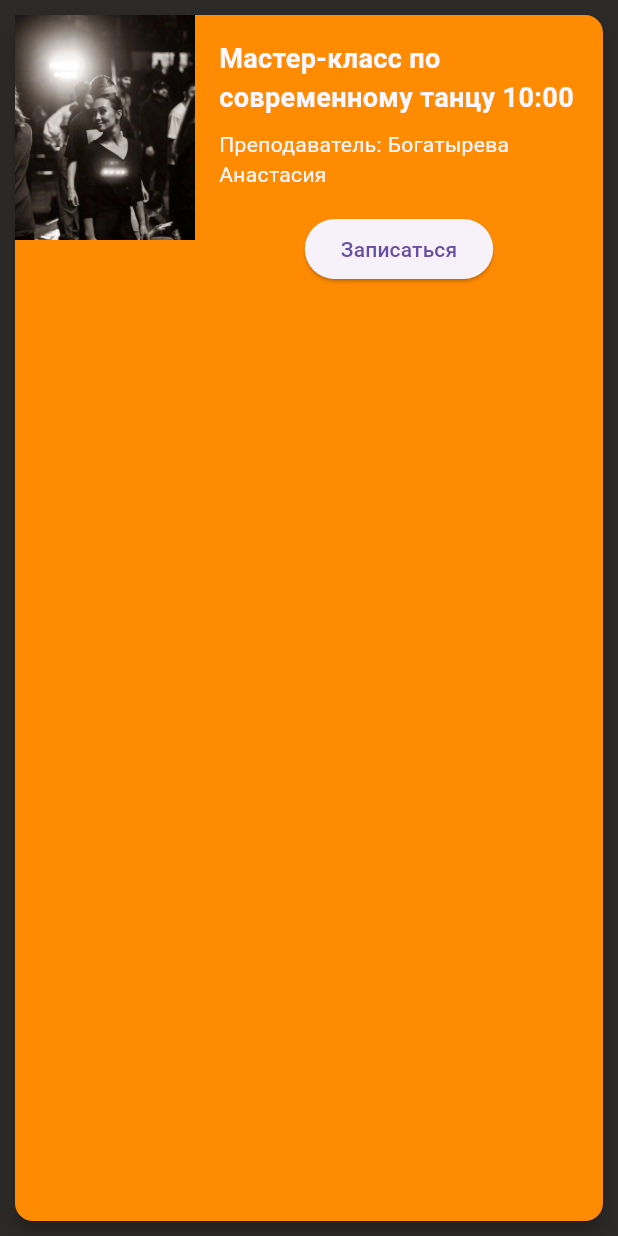
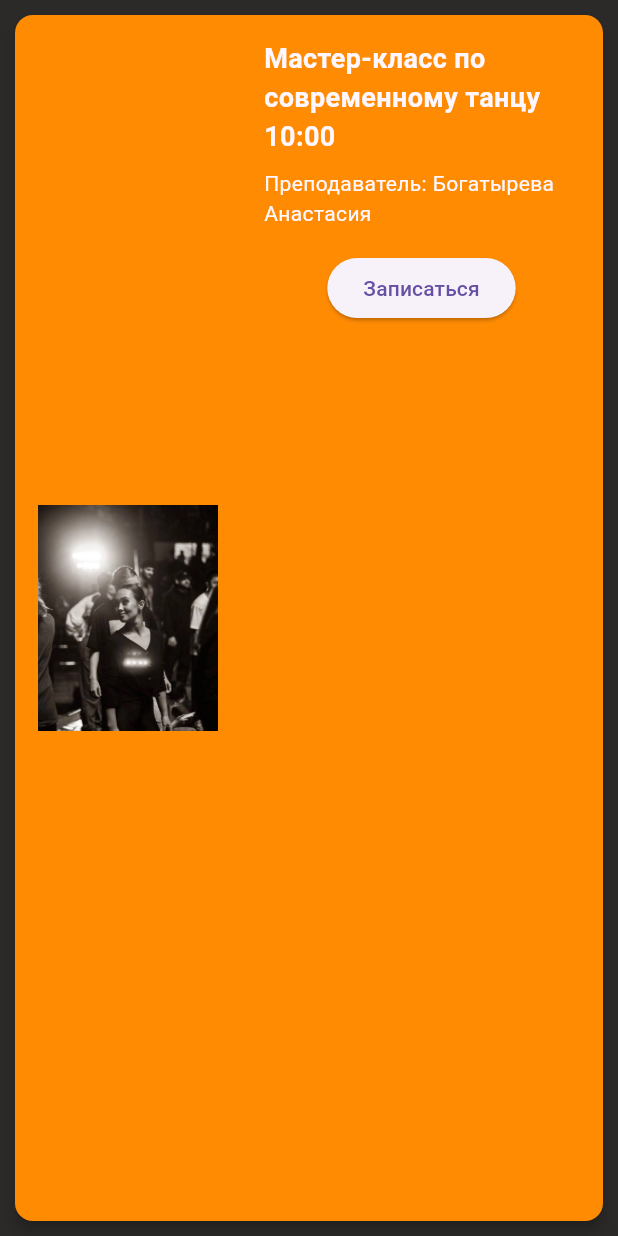
Before and after one commit to maffin1337/flutter_shein, a Flutter app: the MasterclassCard widget shown alone on an empty page, opened directly, on a phone screen of 412 x 824 dp. Run offline on Flutter 3.47's test engine with Material 3 defaults, Android fonts, the phone set to English and light mode, and no system bars.

Commit message:
Changed layout of the master-class screen

```diff
--- a/lib/masterclass_card.dart
+++ b/lib/masterclass_card.dart
@@ -12,7 +12,7 @@ class MasterclassesScreen extends StatelessWidget {
           imagePath: 'assets/dance_class.png', // Replace with the actual image path
           onSignUpPressed: () {
             // Add your sign-up logic or action here
-            print('Signed up for Flutter Masterclass');
+            print('Signed up for Dance Masterclass');
           },
         ),
         MasterclassCard(
@@ -21,7 +21,7 @@ class MasterclassesScreen extends StatelessWidget {
           imagePath: 'assets/music_class.png', // Replace with the actual image path
           onSignUpPressed: () {
             // Add your sign-up logic or action here
-            print('Signed up for Dart Masterclass');
+            print('Signed up for Music Masterclass');
           },
         ),
         // Add more MasterclassCard widgets as needed
@@ -47,13 +47,21 @@ class MasterclassCard extends StatelessWidget {
       child: Row(
         crossAxisAlignment: CrossAxisAlignment.start,
         children: [
-          Container(
-            width: 120.0,
-            height: 150.0,
-            child: Image.asset(
-              imagePath,
-              fit: BoxFit.cover,
-            ),
+          Column(
+            mainAxisAlignment: MainAxisAlignment.center,
+            mainAxisSize: MainAxisSize.max,
+            children: [
+              Container(
+                width: 150.0,
+                height: 200,
+                alignment: Alignment.center,
+                child: Image.asset(
+                  imagePath,
+                  width: 120.0,
+                  height: 200.0,
+                ),
+              ),
+            ],
           ),
           Expanded(
             child: Padding(
--- a/lib/news_card.dart
+++ b/lib/news_card.dart
@@ -11,7 +11,7 @@ class NewsScreen extends StatelessWidget {
           imagePath: 'assets/opening.png', // Replace with the actual image path
           onPressed: () {
             // Add your navigation logic or action here
-            print('Tapped on Flutter News');
+            print('Tapped on Opening News');
           },
         ),
         NewsCard(
@@ -20,7 +20,7 @@ class NewsScreen extends StatelessWidget {
           imagePath: 'assets/dance.png', // Replace with the actual image path
           onPressed: () {
             // Add your navigation logic or action here
-            print('Tapped on Dart News');
+            print('Tapped on Dance Contest News');
           },
         ),
         // Add more NewsCard widgets as needed
```
Also changed, not shown: 1 other file.
